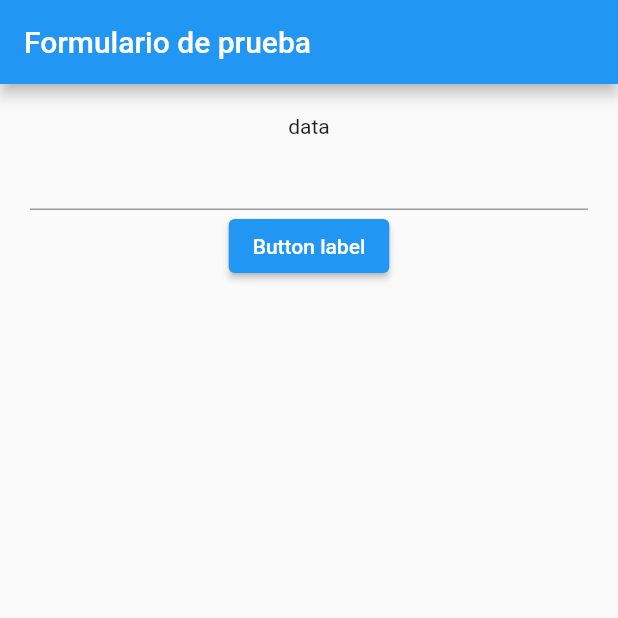
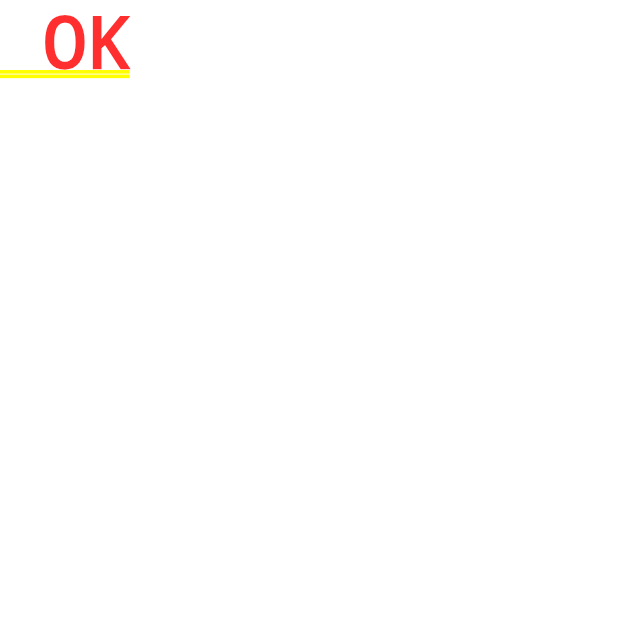
Before and after one commit to xavieracostapolo/flutter_form_validation, a Flutter app: the screen it shows after launch, after a tap on "Button label", on a phone screen of 412 x 824 dp, the top half of it. Run offline on Flutter 3.47's test engine with Material 2 defaults, Android fonts, the phone set to English and light mode, and no system bars.

Commit message:
Agregar input personalizados, validaciones y formulario

```diff
--- /dev/null
+++ b/form_validation/lib/extensions/ext_string.dart
@@ -0,0 +1,27 @@
+extension extString on String {
+  bool get isValidEmail {
+    final emailRegExp = RegExp(r"^[a-zA-Z0-9.]+@[a-zA-Z0-9]+\.[a-zA-Z]+");
+    return emailRegExp.hasMatch(this);
+  }
+
+  bool get isValidName {
+    final nameRegExp =
+        RegExp(r"^\s*([A-Za-z]{1,}([\.,] |[-']| ))+[A-Za-z]+\.?\s*$");
+    return nameRegExp.hasMatch(this);
+  }
+
+  bool get isValidPassword {
+    final passwordRegExp = RegExp(
+        r'^(?=.*?[A-Z])(?=.*?[a-z])(?=.*?[0-9])(?=.*?[!@#\><*~]).{8,}/pre>');
+    return passwordRegExp.hasMatch(this);
+  }
+
+  bool get isNotNull {
+    return this != null;
+  }
+
+  bool get isValidPhone {
+    final phoneRegExp = RegExp(r"^\+?0[0-9]{10}$");
+    return phoneRegExp.hasMatch(this);
+  }
+}
--- a/form_validation/lib/screens/form_screen.dart
+++ b/form_validation/lib/screens/form_screen.dart
@@ -1,4 +1,8 @@
 import 'package:flutter/material.dart';
+import 'package:flutter/services.dart';
+import 'package:form_validation/extensions/ext_string.dart';
+import 'package:form_validation/screens/success_screen.dart';
+import 'package:form_validation/widgets/custom_form_field.dart';
 
 class FormScreen extends StatefulWidget {
   const FormScreen({Key? key}) : super(key: key);
@@ -24,9 +28,51 @@ class _FormScreenState extends State<FormScreen> {
           child: Column(children: [
             const Text('data'),
             TextFormField(),
+            CustomFormField(
+              hintText: 'Name',
+              inputFormatters: [
+                FilteringTextInputFormatter.allow(
+                  RegExp(r"[a-zA-Z]+|\s"),
+                )
+              ],
+              validator: (val) {
+                if (val!.isValidName) return 'Enter valid name';
+              },
+            ),
+            CustomFormField(
+              hintText: 'Email',
+              validator: (val) {
+                if (val!.isValidEmail) return 'Enter valid email';
+              },
+            ),
+            CustomFormField(
+              hintText: 'Phone',
+              inputFormatters: [
+                FilteringTextInputFormatter.allow(
+                  RegExp(r"[0-9]"),
+                )
+              ],
+              validator: (val) {
+                if (val!.isValidPhone) return 'Enter valid phone';
+              },
+            ),
+            CustomFormField(
+              hintText: 'Password',
+              validator: (val) {
+                if (val!.isValidPassword) return 'Enter valid password';
+              },
+            ),
             ElevatedButton(
               child: const Text('Button label'),
-              onPressed: () {},
+              onPressed: () {
+                if (_formKey.currentState!.validate()) {
+                  Navigator.of(context).push(
+                    MaterialPageRoute(
+                      builder: (_) => const SuccessScreen(),
+                    ),
+                  );
+                }
+              },
             )
           ]),
         ),
--- /dev/null
+++ b/form_validation/lib/screens/success_screen.dart
@@ -0,0 +1,10 @@
+import 'package:flutter/material.dart';
+
+class SuccessScreen extends StatelessWidget {
+const SuccessScreen({ Key? key }) : super(key: key);
+
+  @override
+  Widget build(BuildContext context){
+    return const Text(' OK ');
+  }
+}
--- /dev/null
+++ b/form_validation/lib/widgets/custom_form_field.dart
@@ -0,0 +1,24 @@
+import 'package:flutter/material.dart';
+import 'package:flutter/services.dart';
+
+class CustomFormField extends StatelessWidget {
+  final String hintText;
+  final List<TextInputFormatter>? inputFormatters;
+  final String? Function(String?)? validator;
+
+  const CustomFormField(
+      {Key? key, required this.hintText, this.inputFormatters, this.validator})
+      : super(key: key);
+
+  @override
+  Widget build(BuildContext context) {
+    return Padding(
+      padding: const EdgeInsets.all(8.0),
+      child: TextFormField(
+        inputFormatters: inputFormatters,
+        validator: validator,
+        decoration: InputDecoration(hintText: hintText),
+      ),
+    );
+  }
+}
```
